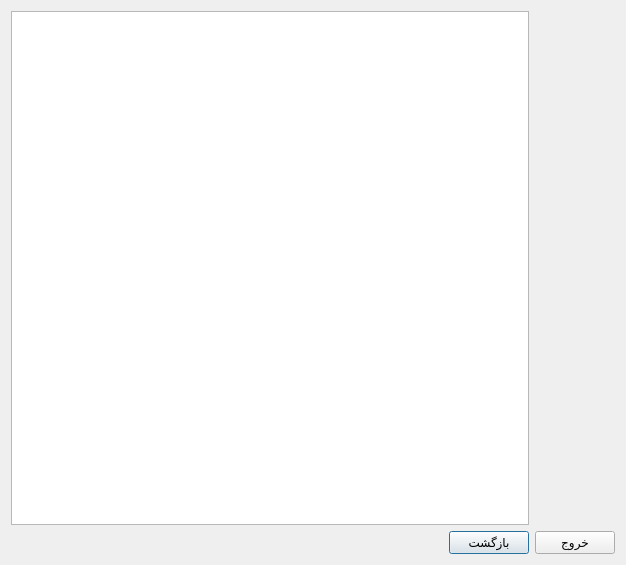
Qt form listofpeopledialog.ui (Alireza8hi/Project-DigiKala) before a commit.
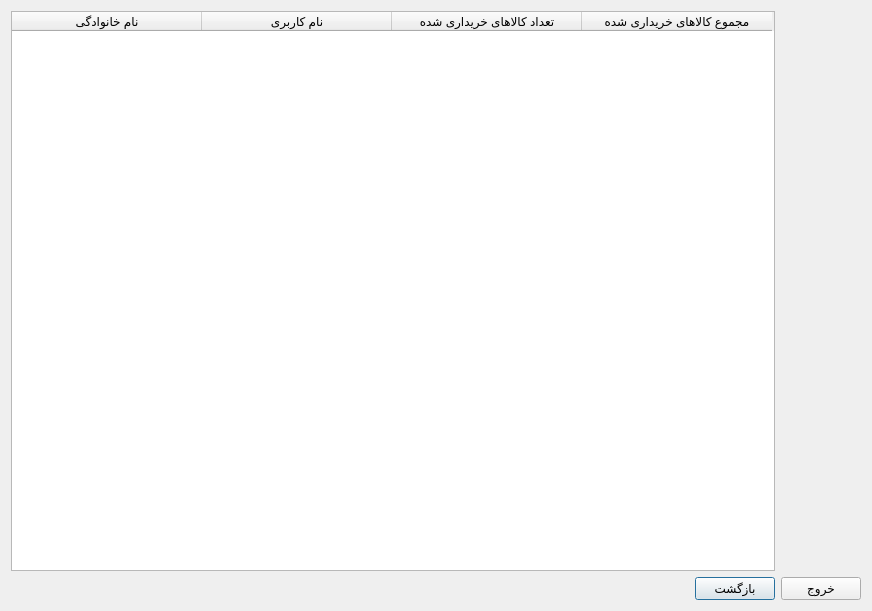
The same form after that commit.

```diff
--- a/listofpeopledialog.ui
+++ b/listofpeopledialog.ui
@@ -6,8 +6,8 @@
    <rect>
     <x>0</x>
     <y>0</y>
-    <width>626</width>
-    <height>565</height>
+    <width>872</width>
+    <height>611</height>
    </rect>
   </property>
   <property name="windowTitle">
@@ -59,6 +59,29 @@
      <property name="alternatingRowColors">
       <bool>true</bool>
      </property>
+     <attribute name="horizontalHeaderDefaultSectionSize">
+      <number>190</number>
+     </attribute>
+     <column>
+      <property name="text">
+       <string>نام خانوادگی</string>
+      </property>
+     </column>
+     <column>
+      <property name="text">
+       <string>نام کاربری</string>
+      </property>
+     </column>
+     <column>
+      <property name="text">
+       <string>تعداد کالاهای خریداری شده</string>
+      </property>
+     </column>
+     <column>
+      <property name="text">
+       <string>مجموع کالاهای خریداری شده</string>
+      </property>
+     </column>
     </widget>
    </item>
   </layout>
```
